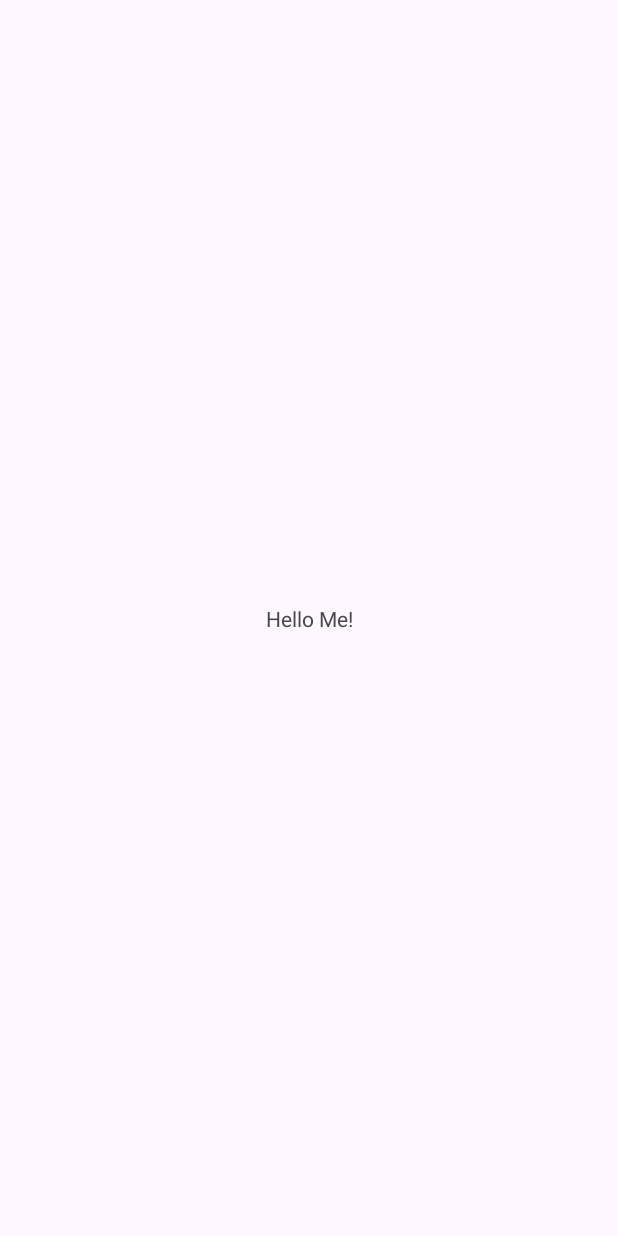
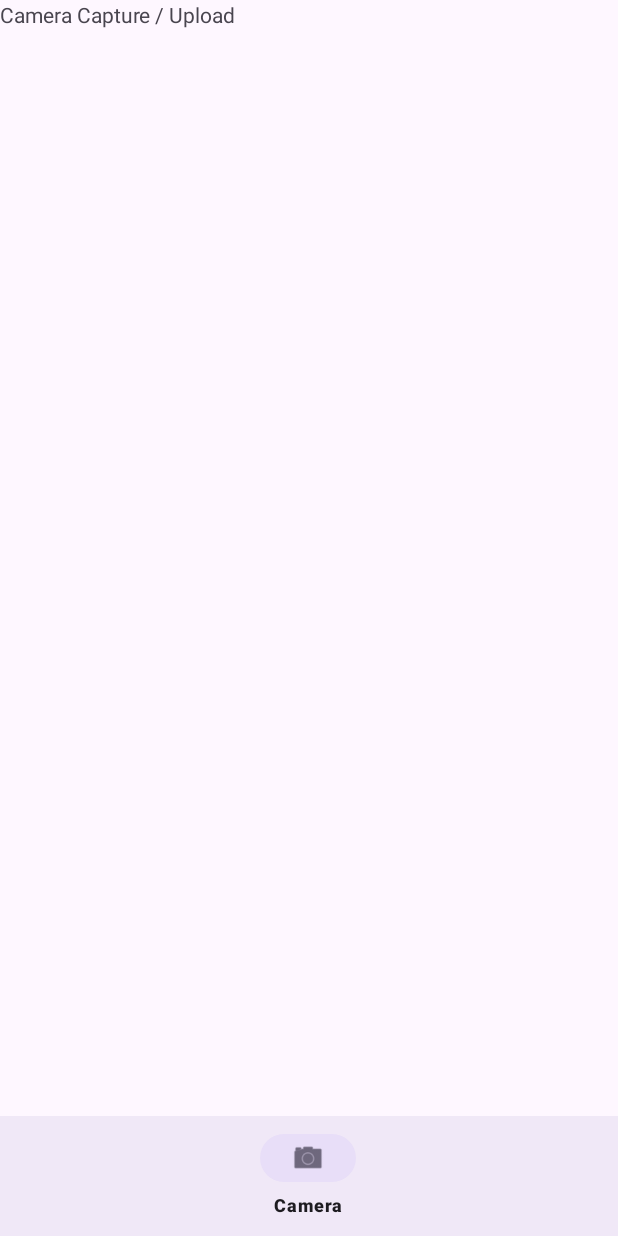
Before and after one commit to SunHorizon/WildlifeTracker, an Android app: the screen it shows after launch (MainActivity), on a phone screen of 412 x 824 dp. Before the commit the screen is almost empty. Run offline under Robolectric (Android 15) with nearby library versions, the phone set to English and light mode, and no system bars.

Commit message:
added bottom navigation

```diff
--- a/app/build.gradle
+++ b/app/build.gradle
@@ -73,4 +73,8 @@ dependencies {
 
     // Permissions handling
     implementation libs.dexter
+
+    implementation libs.material
+    implementation libs.appcompat
+    implementation libs.constraintlayout
 }
--- a/app/src/main/java/com/example/wildlifetracker/MainActivity.java
+++ b/app/src/main/java/com/example/wildlifetracker/MainActivity.java
@@ -7,18 +7,44 @@ import androidx.appcompat.app.AppCompatActivity;
 import androidx.core.graphics.Insets;
 import androidx.core.view.ViewCompat;
 import androidx.core.view.WindowInsetsCompat;
+import androidx.fragment.app.Fragment;
+
+import com.example.wildlifetracker.ui.camera.CameraFragment;
+import com.google.android.material.bottomnavigation.BottomNavigationView;
 
 public class MainActivity extends AppCompatActivity {
+
+    private BottomNavigationView bottomNavigationView;
 
     @Override
     protected void onCreate(Bundle savedInstanceState) {
         super.onCreate(savedInstanceState);
-        EdgeToEdge.enable(this);
         setContentView(R.layout.activity_main);
-        ViewCompat.setOnApplyWindowInsetsListener(findViewById(R.id.main), (v, insets) -> {
-            Insets systemBars = insets.getInsets(WindowInsetsCompat.Type.systemBars());
-            v.setPadding(systemBars.left, systemBars.top, systemBars.right, systemBars.bottom);
-            return insets;
+
+        bottomNavigationView = findViewById(R.id.bottom_navigation);
+
+        if(savedInstanceState == null){
+            getSupportFragmentManager()
+                    .beginTransaction()
+                    .replace(R.id.nav_host_fragment, new CameraFragment())
+                    .commit();
+        }
+
+        bottomNavigationView.setOnItemSelectedListener(item -> {
+            Fragment selectedFragment = null;
+
+            if(item.getItemId() == R.id.nav_camera){
+                selectedFragment = new CameraFragment();
+            }
+
+            if(selectedFragment != null){
+                getSupportFragmentManager()
+                        .beginTransaction()
+                        .replace(R.id.nav_host_fragment, selectedFragment)
+                        .commit();
+            }
+            return true;
         });
+
     }
 }
--- /dev/null
+++ b/app/src/main/java/com/example/wildlifetracker/ui/camera/CameraFragment.java
@@ -0,0 +1,21 @@
+package com.example.wildlifetracker.ui.camera;
+
+import android.os.Bundle;
+import android.view.LayoutInflater;
+import android.view.View;
+import android.view.ViewGroup;
+
+import androidx.fragment.app.Fragment;
+
+import com.example.wildlifetracker.R;
+
+public class CameraFragment extends Fragment {
+    public CameraFragment() {
+    }
+
+    @Override
+    public View onCreateView(LayoutInflater inflater, ViewGroup container, Bundle savedInstanceState) {
+        return inflater.inflate(R.layout.fragment_camera, container, false);
+    }
+
+}
--- a/app/src/main/res/layout/activity_main.xml
+++ b/app/src/main/res/layout/activity_main.xml
@@ -1,19 +1,22 @@
 <?xml version="1.0" encoding="utf-8"?>
-<androidx.constraintlayout.widget.ConstraintLayout xmlns:android="http://schemas.android.com/apk/res/android"
+<androidx.coordinatorlayout.widget.CoordinatorLayout
+    xmlns:android="http://schemas.android.com/apk/res/android"
     xmlns:app="http://schemas.android.com/apk/res-auto"
-    xmlns:tools="http://schemas.android.com/tools"
-    android:id="@+id/main"
     android:layout_width="match_parent"
-    android:layout_height="match_parent"
-    tools:context=".MainActivity">
+    android:layout_height="match_parent">
 
-    <TextView
-        android:layout_width="wrap_content"
+    <!-- FrameLayout for fragments -->
+    <FrameLayout
+        android:id="@+id/nav_host_fragment"
+        android:layout_width="match_parent"
+        android:layout_height="match_parent" />
+
+    <!-- Bottom Navigation -->
+    <com.google.android.material.bottomnavigation.BottomNavigationView
+        android:id="@+id/bottom_navigation"
+        android:layout_width="match_parent"
         android:layout_height="wrap_content"
-        android:text="Hello Me!"
-        app:layout_constraintBottom_toBottomOf="parent"
-        app:layout_constraintEnd_toEndOf="parent"
-        app:layout_constraintStart_toStartOf="parent"
-        app:layout_constraintTop_toTopOf="parent" />
-
-</androidx.constraintlayout.widget.ConstraintLayout>
+        android:layout_gravity="bottom"
+        android:background="?android:attr/windowBackground"
+        app:menu="@menu/bottom_nav_menu" />
+</androidx.coordinatorlayout.widget.CoordinatorLayout>
--- /dev/null
+++ b/app/src/main/res/layout/fragment_camera.xml
@@ -0,0 +1,13 @@
+<?xml version="1.0" encoding="utf-8"?>
+<FrameLayout xmlns:android="http://schemas.android.com/apk/res/android"
+    xmlns:tools="http://schemas.android.com/tools"
+    android:layout_width="match_parent"
+    android:layout_height="match_parent"
+    android:gravity="center">
+
+    <TextView
+        android:text="Camera Capture / Upload"
+        android:layout_width="wrap_content"
+        android:layout_height="wrap_content"
+        tools:ignore="HardcodedText" />
+</FrameLayout>
--- /dev/null
+++ b/app/src/main/res/menu/bottom_nav_menu.xml
@@ -0,0 +1,7 @@
+<?xml version="1.0" encoding="utf-8"?>
+<menu xmlns:android="http://schemas.android.com/apk/res/android">
+    <item
+        android:id="@+id/nav_camera"
+        android:icon="@android:drawable/ic_menu_camera"
+        android:title="Camera" />
+</menu>
```
